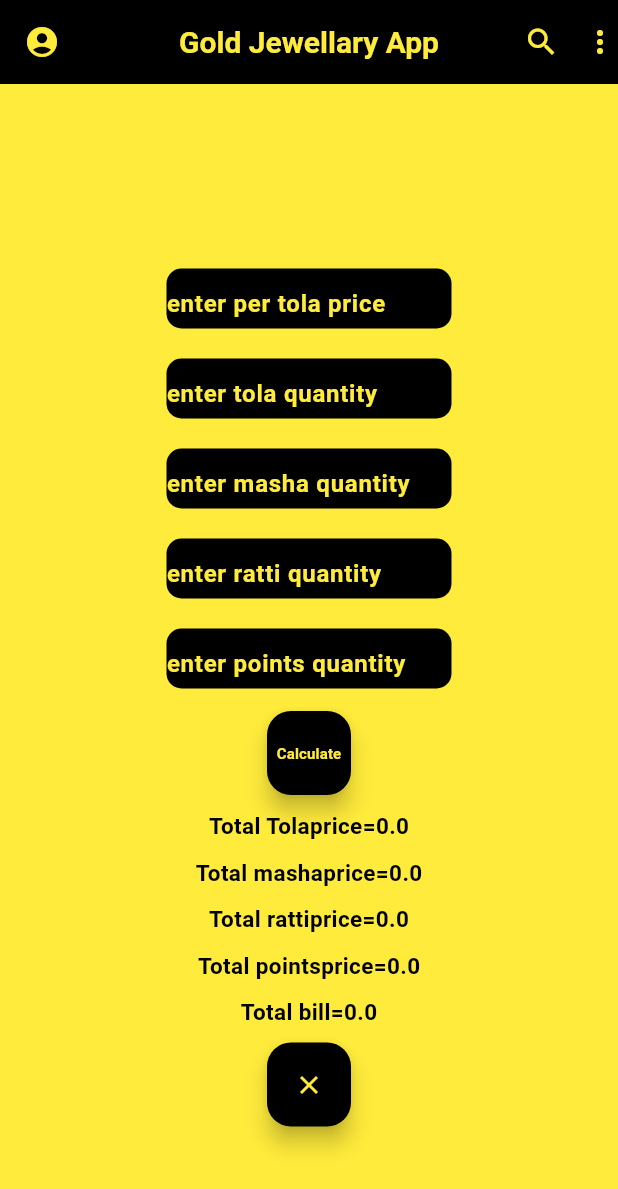
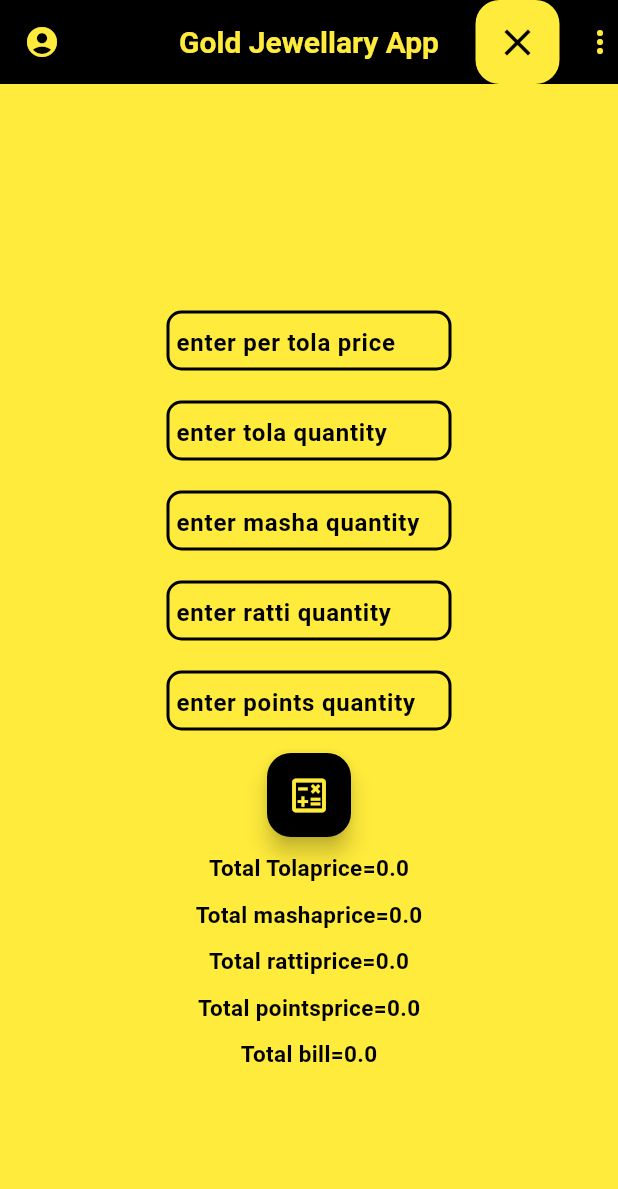
Before and after one commit to laiba12-cloud/projectfour, a Flutter app: the GoldJewAppScreen screen opened directly, after a tap on the "clear" icon, on a phone screen of 412 x 824 dp. Shown: the top 1189 px of the screen. Run offline on Flutter 3.47's test engine with Material 3 defaults, Android fonts, the phone set to English and light mode, and no system bars.

Commit message:
updated code

```diff
--- a/lib/Goldjewapp.dart
+++ b/lib/Goldjewapp.dart
@@ -34,7 +34,25 @@ class _GoldJewAppScreenState extends State<GoldJewAppScreen> {
         ),
         centerTitle: true,
         actions:[
-          Icon(Icons.search,color:Colors.yellow,),
+          FloatingActionButton(
+            backgroundColor: Colors.yellow,
+            onPressed:(){
+              pricerateController.clear();
+              tolaquantityController.clear();
+              mashaquantityController.clear();
+              rattiquantityController.clear();
+              pointsquantityController.clear();
+              totaltola=0;
+              totalmasha=0;
+              totalratti=0;
+              totalpoints=0;
+              totalbill=0;
+              setState(() {
+
+              });
+            },
+            child:Icon(Icons.clear,color:Colors.black,size:30),
+          ),
           SizedBox(width:15),
           Icon(Icons.more_vert,color:Colors.yellow,),
         ],
@@ -50,21 +68,22 @@ class _GoldJewAppScreenState extends State<GoldJewAppScreen> {
               height:40,
               width:190,
               decoration: BoxDecoration(
-                color:Colors.black,
+                color:Colors.yellow,
                 borderRadius:BorderRadius.circular(10),
+                border:Border.all(width:2,color:Colors.black,)
               ),
               child:TextFormField(
                 keyboardType:TextInputType.number,
                 controller:pricerateController,
                 style:TextStyle(
-                  color:Colors.yellow,
+                  color:Colors.black,
                   fontWeight:FontWeight.bold,
                 ),
                 decoration: InputDecoration(
                   border:InputBorder.none,
-                  hintText:'enter per tola price',
+                  hintText:' enter per tola price',
                   hintStyle:TextStyle(
-                    color:Colors.yellow,
+                    color:Colors.black,
                     fontWeight:FontWeight.bold,
                   ),
                 ),
@@ -75,21 +94,22 @@ class _GoldJewAppScreenState extends State<GoldJewAppScreen> {
               height:40,
               width:190,
               decoration: BoxDecoration(
-                color:Colors.black,
+                color:Colors.yellow,
                 borderRadius:BorderRadius.circular(10),
+                border:Border.all(width:2,color:Colors.black,)
               ),
               child:TextFormField(
                 keyboardType:TextInputType.number,
                 controller:tolaquantityController,
                 style:TextStyle(
-                  color:Colors.yellow,
+                  color:Colors.black,
                   fontWeight:FontWeight.bold,
                 ),
                 decoration: InputDecoration(
                   border:InputBorder.none,
-                  hintText:'enter tola quantity',
+                  hintText:' enter tola quantity',
                   hintStyle:TextStyle(
-                    color:Colors.yellow,
+                    color:Colors.black,
                     fontWeight:FontWeight.bold,
                   ),
                 ),
@@ -100,21 +120,22 @@ class _GoldJewAppScreenState extends State<GoldJewAppScreen> {
               height:40,
               width:190,
               decoration: BoxDecoration(
-                color:Colors.black,
+                color:Colors.yellow,
                 borderRadius:BorderRadius.circular(10),
+                border:Border.all(width:2,color:Colors.black,)
               ),
               child:TextFormField(
                 keyboardType:TextInputType.number,
                 controller:mashaquantityController,
                 style:TextStyle(
-                  color:Colors.yellow,
+                  color:Colors.black,
                   fontWeight:FontWeight.bold,
                 ),
                 decoration: InputDecoration(
                   border:InputBorder.none,
-                  hintText:'enter masha quantity',
+                  hintText:' enter masha quantity',
                   hintStyle:TextStyle(
-                    color:Colors.yellow,
+                    color:Colors.black,
                     fontWeight:FontWeight.bold,
                   ),
                 ),
@@ -125,21 +146,22 @@ class _GoldJewAppScreenState extends State<GoldJewAppScreen> {
               height:40,
               width:190,
               decoration: BoxDecoration(
-                color:Colors.black,
+                color:Colors.yellow,
                 borderRadius:BorderRadius.circular(10),
+                border:Border.all(width:2,color:Colors.black,)
               ),
               child:TextFormField(
                 keyboardType:TextInputType.number,
                 controller:rattiquantityController,
                 style:TextStyle(
-                  color:Colors.yellow,
+                  color:Colors.black,
                   fontWeight:FontWeight.bold,
                 ),
                 decoration: InputDecoration(
                   border:InputBorder.none,
-                  hintText:'enter ratti quantity',
+                  hintText:' enter ratti quantity',
                   hintStyle:TextStyle(
-                    color:Colors.yellow,
+                    color:Colors.black,
                     fontWeight:FontWeight.bold,
                   ),
                 ),
@@ -150,21 +172,22 @@ class _GoldJewAppScreenState extends State<GoldJewAppScreen> {
               height:40,
               width:190,
               decoration: BoxDecoration(
-                color:Colors.black,
+                color:Colors.yellow,
                 borderRadius:BorderRadius.circular(10),
+                border:Border.all(width:2,color:Colors.black,)
               ),
               child:TextFormField(
                 keyboardType:TextInputType.number,
                 controller:pointsquantityController,
                 style:TextStyle(
-                  color:Colors.yellow,
+                  color:Colors.black,
                   fontWeight:FontWeight.bold,
                 ),
                 decoration: InputDecoration(
                   border:InputBorder.none,
-                  hintText:'enter points quantity',
+                  hintText:' enter points quantity',
                   hintStyle:TextStyle(
-                    color:Colors.yellow,
+                    color:Colors.black,
                     fontWeight:FontWeight.bold,
                   ),
                 ),
@@ -175,32 +198,29 @@ class _GoldJewAppScreenState extends State<GoldJewAppScreen> {
             FloatingActionButton(
               backgroundColor: Colors.black,
               onPressed:(){
-                double a=double.parse(pricerateController.text);
-                double b=double.parse(tolaquantityController.text);
-                double c=double.parse(mashaquantityController.text);
-                double d=double.parse(rattiquantityController.text);
-                double e=double.parse(pointsquantityController.text);
-                totaltola=a*b;
+
+                double priceTola=double.parse(pricerateController.text);
+                double tolaQuantity=double.parse(tolaquantityController.text);
+                double mashaQuantity=double.parse(mashaquantityController.text);
+                double rattiQuantity=double.parse(rattiquantityController.text);
+                double pointsQuantity=double.parse(pointsquantityController.text);
+                totaltola=priceTola*tolaQuantity;
                 print("totaltola=$totaltola");
+               // double priceperMasha=
 
-                totalmasha=a/12 *c;
+                totalmasha= (priceTola/12) *mashaQuantity;
                 print("total masha=$totalmasha");
-                totalratti=a/96 *d;
+                //double priceperratti=priceTola/96;
+                //totalratti=priceperratti*rattiQuantity;
+                totalratti=(priceTola/96) *rattiQuantity;
                 print("total ratti=$totalratti");
-                totalpoints=a/100 *e;
+                totalpoints=(priceTola/100) *pointsQuantity;
                 print("total points=$totalpoints");
                 totalbill=totaltola+totalmasha+totalratti+totalpoints;
                 print("total bill=$totalbill");
                 setState((){});
               },
-              child:Text(
-                'Calculate',
-                style:TextStyle(
-                  color:Colors.yellow,
-                  fontSize:10,
-                  fontWeight:FontWeight.bold,
-                ),
-              ),
+              child:Icon(Icons.calculate_outlined,color:Colors.yellow,size:30)
             ),
             SizedBox(height:10),
             Text('Total Tolaprice=$totaltola',style:TextStyle(
@@ -233,25 +253,6 @@ class _GoldJewAppScreenState extends State<GoldJewAppScreen> {
               fontSize:15,
             )),
             SizedBox(height:10),
-            FloatingActionButton(
-              backgroundColor: Colors.black,
-              onPressed:(){
-               pricerateController.clear();
-               tolaquantityController.clear();
-               mashaquantityController.clear();
-               rattiquantityController.clear();
-               pointsquantityController.clear();
-               totaltola=0;
-               totalmasha=0;
-               totalratti=0;
-               totalpoints=0;
-               totalbill=0;
-               setState(() {
-
-               });
-              },
-              child:Icon(Icons.clear,color:Colors.yellow,size:20),
-            ),
           ],
                 ),
         ),
--- a/lib/LogInAdvance.dart
+++ b/lib/LogInAdvance.dart
@@ -48,6 +48,7 @@ TextEditingController passwordController=TextEditingController();
                   fontWeight:FontWeight.bold,
                 ),
                 decoration:InputDecoration(
+                  border:InputBorder.none,
                   hintText:'enter your email',
                   hintStyle:TextStyle(
                     color:Colors.yellow,
@@ -65,12 +66,14 @@ TextEditingController passwordController=TextEditingController();
                 color:Colors.black,
               ),
               child:TextFormField(
+                keyboardType: TextInputType.number,
                 controller: passwordController,
                 style:TextStyle(
                   color:Colors.yellow,
                   fontWeight:FontWeight.bold,
                 ),
                 decoration:InputDecoration(
+                  border:InputBorder.none,
                   hintText:'enter your password',
                   hintStyle:TextStyle(
                     color:Colors.yellow,
```
